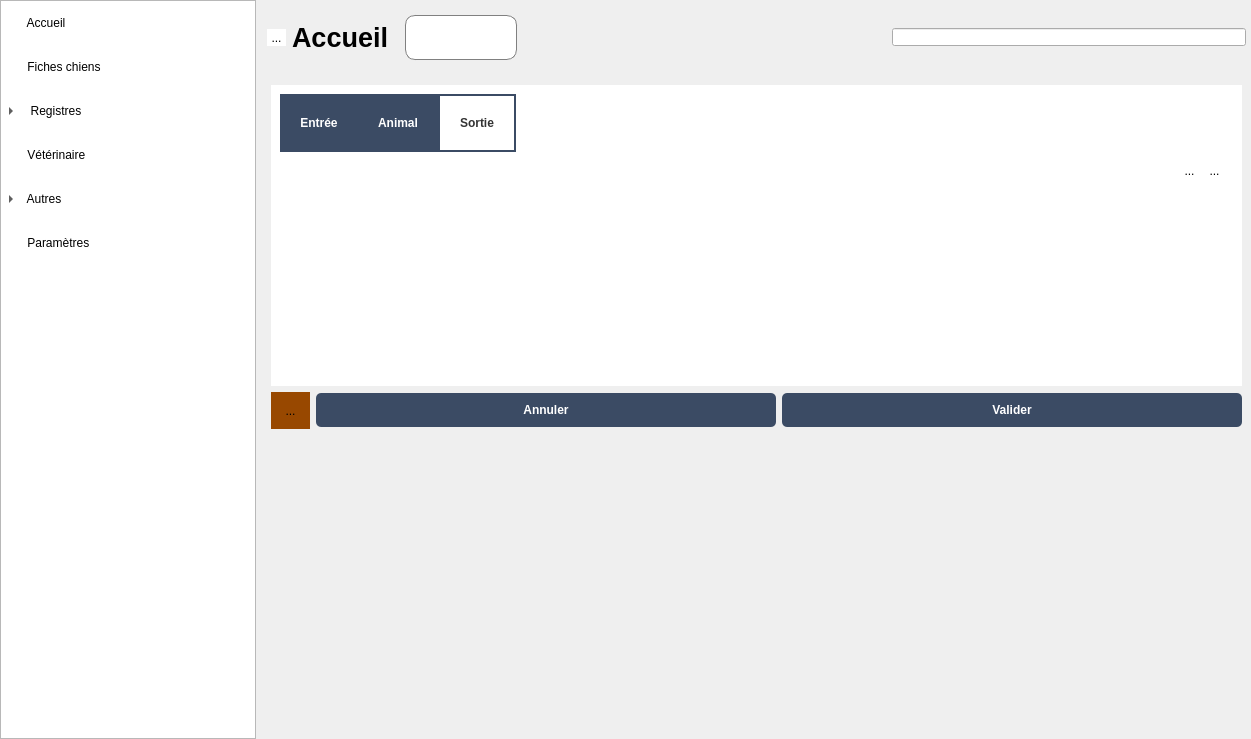
Old version of the form mainwindow.ui in the repository ArtAuc/mkrescue.
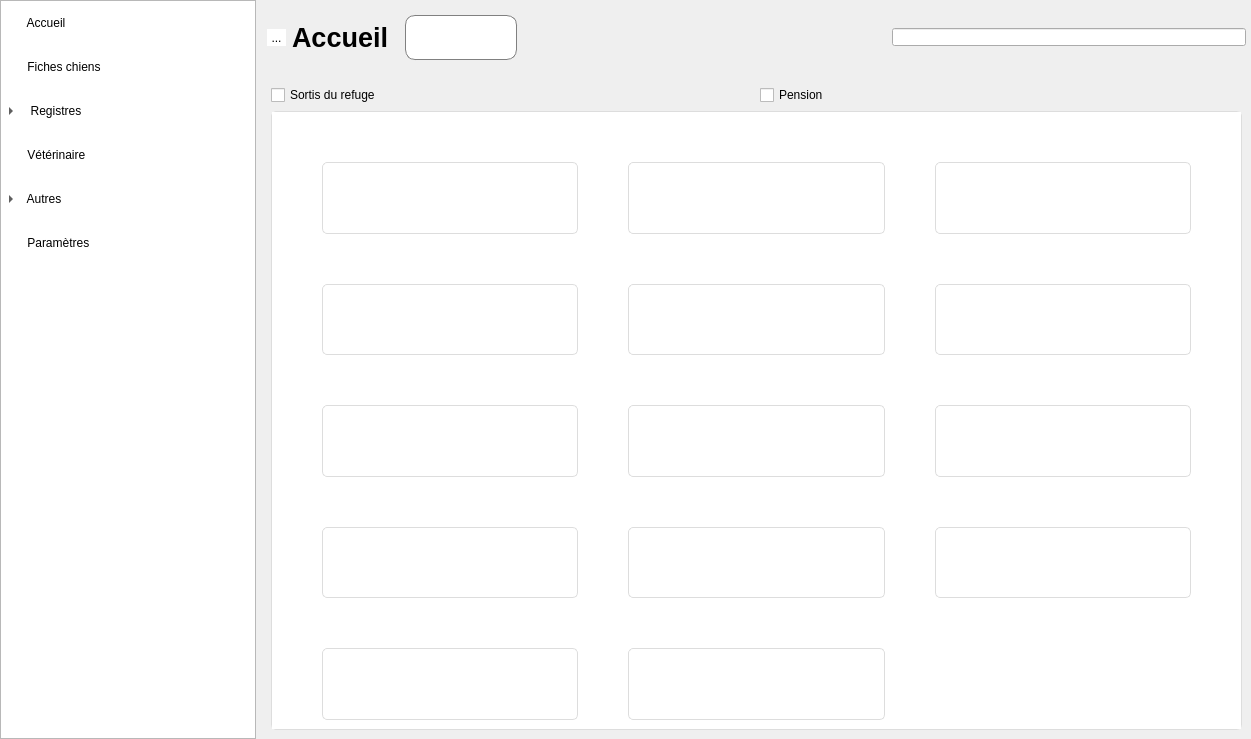
New version of the form. The open tabs and pages were chosen to show the change. Icons and pictures are not drawn. Custom widgets are drawn as their Qt base class.

Commit message: Dog card view & class

What changed in the file:
```diff
--- a/mainwindow.ui
+++ b/mainwindow.ui
@@ -424,14 +424,232 @@
       </item>
       <item>
        <widget class="QStackedWidget" name="stackedWidget">
+        <property name="styleSheet">
+         <string notr="true"/>
+        </property>
         <property name="frameShape">
          <enum>QFrame::NoFrame</enum>
         </property>
         <property name="currentIndex">
-         <number>3</number>
+         <number>1</number>
         </property>
         <widget class="QWidget" name="homePage"/>
-        <widget class="QWidget" name="dogSheetsPage"/>
+        <widget class="QWidget" name="dogCardsPage">
+         <property name="styleSheet">
+          <string notr="true">QWidget#scrollAreaWidgetContents, QScrollArea{
+	background-color:white;
+	border:none;
+}
+
+QFrame{
+	background-color:white;
+	color:#333;
+	border:1px solid #ddd;
+	border-radius:5px;
+}
+
+QLabel{
+	border:none;
+}</string>
+         </property>
+         <layout class="QVBoxLayout" name="verticalLayout_10">
+          <item>
+           <layout class="QHBoxLayout" name="horizontalLayout_4">
+            <item>
+             <widget class="QCheckBox" name="checkBox">
+              <property name="text">
+               <string>Sortis du refuge</string>
+              </property>
+             </widget>
+            </item>
+            <item>
+             <widget class="QCheckBox" name="checkBox_2">
+              <property name="text">
+               <string>Pension</string>
+              </property>
+             </widget>
+            </item>
+           </layout>
+          </item>
+          <item>
+           <widget class="QScrollArea" name="dogCardsScrollArea">
+            <property name="horizontalScrollBarPolicy">
+             <enum>Qt::ScrollBarAlwaysOff</enum>
+            </property>
+            <property name="widgetResizable">
+             <bool>true</bool>
+            </property>
+            <widget class="QWidget" name="scrollAreaWidgetContents">
+             <property name="geometry">
+              <rect>
+               <x>0</x>
+               <y>0</y>
+               <width>967</width>
+               <height>581</height>
+              </rect>
+             </property>
+             <property name="styleSheet">
+              <string notr="true"/>
+             </property>
+             <layout class="QGridLayout" name="gridLayout_7">
+              <property name="leftMargin">
+               <number>50</number>
+              </property>
+              <property name="topMargin">
+               <number>50</number>
+              </property>
+              <property name="rightMargin">
+               <number>50</number>
+              </property>
+              <property name="spacing">
+               <number>50</number>
+              </property>
+              <item row="1" column="0">
+               <widget class="DogCard" name="frame">
+                <property name="frameShape">
+                 <enum>QFrame::StyledPanel</enum>
+                </property>
+                <property name="frameShadow">
+                 <enum>QFrame::Raised</enum>
+                </property>
+               </widget>
+              </item>
+              <item row="4" column="0">
+               <widget class="DogCard" name="frame_7">
+                <property name="frameShape">
+                 <enum>QFrame::StyledPanel</enum>
+                </property>
+                <property name="frameShadow">
+                 <enum>QFrame::Raised</enum>
+                </property>
+               </widget>
+              </item>
+              <item row="4" column="2">
+               <widget class="DogCard" name="frame_8">
+                <property name="frameShape">
+                 <enum>QFrame::StyledPanel</enum>
+                </property>
+                <property name="frameShadow">
+                 <enum>QFrame::Raised</enum>
+                </property>
+               </widget>
+              </item>
+              <item row="1" column="2">
+               <widget class="DogCard" name="frame_2">
+                <property name="frameShape">
+                 <enum>QFrame::StyledPanel</enum>
+                </property>
+                <property name="frameShadow">
+                 <enum>QFrame::Raised</enum>
+                </property>
+               </widget>
+              </item>
+              <item row="5" column="0">
+               <widget class="DogCard" name="frame_9">
+                <property name="frameShape">
+                 <enum>QFrame::StyledPanel</enum>
+                </property>
+                <property name="frameShadow">
+                 <enum>QFrame::Raised</enum>
+                </property>
+               </widget>
+              </item>
+              <item row="2" column="2">
+               <widget class="DogCard" name="frame_4">
+                <property name="frameShape">
+                 <enum>QFrame::StyledPanel</enum>
+                </property>
+                <property name="frameShadow">
+                 <enum>QFrame::Raised</enum>
+                </property>
+               </widget>
+              </item>
+              <item row="1" column="3">
+               <widget class="DogCard" name="frame_5">
+                <property name="frameShape">
+                 <enum>QFrame::StyledPanel</enum>
+                </property>
+                <property name="frameShadow">
+                 <enum>QFrame::Raised</enum>
+                </property>
+               </widget>
+              </item>
+              <item row="2" column="0">
+               <widget class="DogCard" name="frame_6">
+                <property name="frameShape">
+                 <enum>QFrame::StyledPanel</enum>
+                </property>
+                <property name="frameShadow">
+                 <enum>QFrame::Raised</enum>
+                </property>
+               </widget>
+              </item>
+              <item row="2" column="3">
+               <widget class="DogCard" name="frame_3">
+                <property name="frameShape">
+                 <enum>QFrame::StyledPanel</enum>
+                </property>
+                <property name="frameShadow">
+                 <enum>QFrame::Raised</enum>
+                </property>
+               </widget>
+              </item>
+              <item row="4" column="3">
+               <widget class="DogCard" name="frame_10">
+                <property name="frameShape">
+                 <enum>QFrame::StyledPanel</enum>
+                </property>
+                <property name="frameShadow">
+                 <enum>QFrame::Raised</enum>
+                </property>
+               </widget>
+              </item>
+              <item row="5" column="2">
+               <widget class="DogCard" name="frame_12">
+                <property name="frameShape">
+                 <enum>QFrame::StyledPanel</enum>
+                </property>
+                <property name="frameShadow">
+                 <enum>QFrame::Raised</enum>
+                </property>
+               </widget>
+              </item>
+              <item row="5" column="3">
+               <widget class="DogCard" name="frame_11">
+                <property name="frameShape">
+                 <enum>QFrame::StyledPanel</enum>
+                </property>
+                <property name="frameShadow">
+                 <enum>QFrame::Raised</enum>
+                </property>
+               </widget>
+              </item>
+              <item row="6" column="0">
+               <widget class="DogCard" name="frame_13">
+                <property name="frameShape">
+                 <enum>QFrame::StyledPanel</enum>
+                </property>
+                <property name="frameShadow">
+                 <enum>QFrame::Raised</enum>
+                </property>
+               </widget>
+              </item>
+              <item row="6" column="2">
+               <widget class="DogCard" name="frame_14">
+                <property name="frameShape">
+                 <enum>QFrame::StyledPanel</enum>
+                </property>
+                <property name="frameShadow">
+                 <enum>QFrame::Raised</enum>
+                </property>
+               </widget>
+              </item>
+             </layout>
+            </widget>
+           </widget>
+          </item>
+         </layout>
+        </widget>
         <widget class="DogRegistry" name="entryRegistryPage">
          <layout class="QVBoxLayout" name="verticalLayout_2">
           <property name="spacing">
@@ -1711,6 +1929,12 @@
    <header>registry.h</header>
    <container>1</container>
   </customwidget>
+  <customwidget>
+   <class>DogCard</class>
+   <extends>QFrame</extends>
+   <header>dogcard.h</header>
+   <container>1</container>
+  </customwidget>
  </customwidgets>
  <tabstops>
   <tabstop>nextDestButton</tabstop>
```
Left out of the diff: 5 changed lines with no effect on the pictures. The commit also changes 6 other files.
